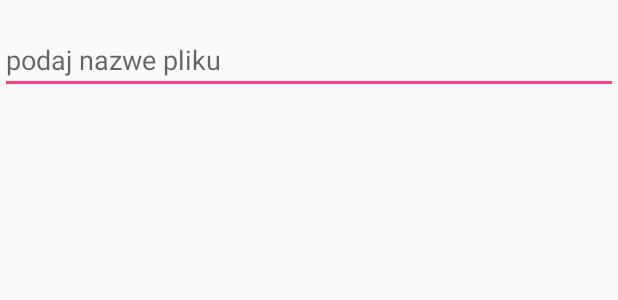
After one commit to KSwie/AndroidStudioApp, an Android app: the layout filename_dialog_window.xml on its own in the app's theme, with its tools: preview values and no code run, on a phone screen of 412 x 824 dp. The commit adds this screen. Shown: the top 300 px of the screen. Run offline under Robolectric (Android 15) with nearby library versions, the phone set to English and light mode, and no system bars.

Commit message:
up 25.03

```diff
--- /dev/null
+++ b/app/src/main/res/layout/filename_dialog_window.xml
@@ -0,0 +1,17 @@
+<?xml version="1.0" encoding="utf-8"?>
+<RelativeLayout xmlns:android="http://schemas.android.com/apk/res/android"
+    android:layout_width="match_parent"
+    android:layout_height="match_parent">
+
+
+    <EditText
+        android:id="@+id/fileNameDialogText"
+        android:layout_width="match_parent"
+        android:layout_height="wrap_content"
+        android:layout_alignParentLeft="true"
+        android:layout_alignParentStart="true"
+        android:layout_alignParentTop="true"
+        android:layout_marginTop="17dp"
+        android:hint="@string/dialogFileNameHint" />
+
+</RelativeLayout>
--- a/app/src/main/res/values/strings.xml
+++ b/app/src/main/res/values/strings.xml
@@ -20,4 +20,6 @@
     <string name="countdownValue">czas w sekundach</string>
     <string name="name">channel</string>
     <string name="channel_description">channelDescription</string>
+    <string name="dialogFileNameHint">podaj nazwe pliku</string>
+    <string name="fileNameBtnString">Zapisz</string>
 </resources>
```
Also changed, not shown: app/src/main/java/com/example/kamil/aplikacja/NotatkiActivity.java (+28 -5 lines), app/src/main/java/com/example/kamil/aplikacja/NoteActivity.java (+32 -17 lines).
